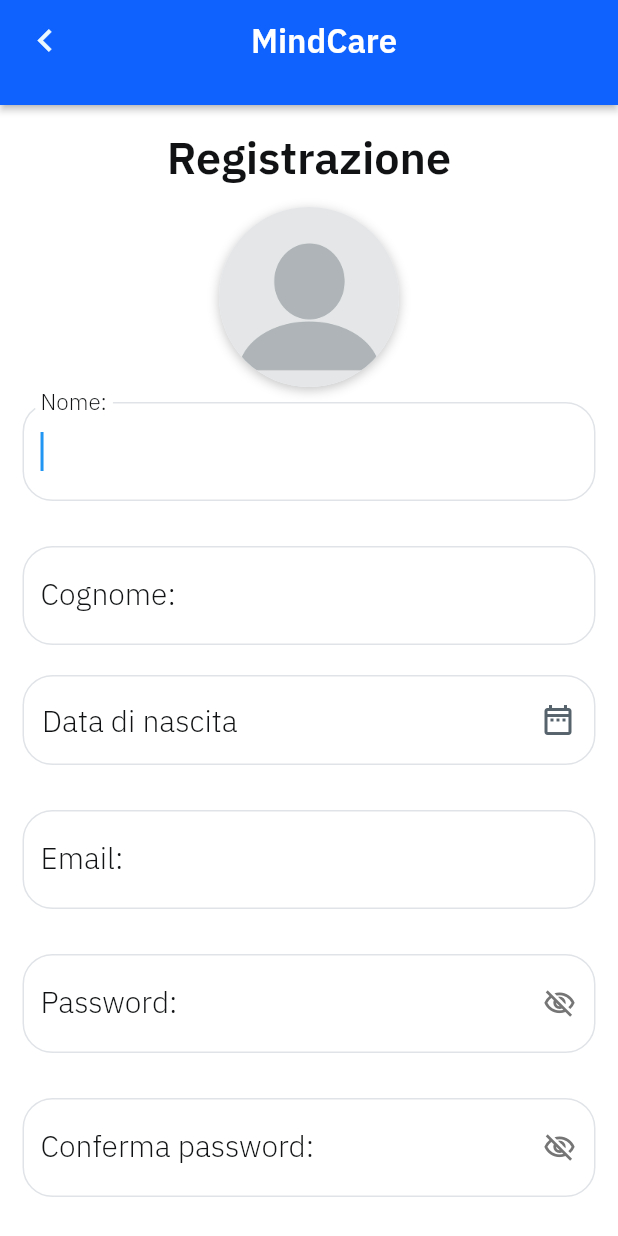
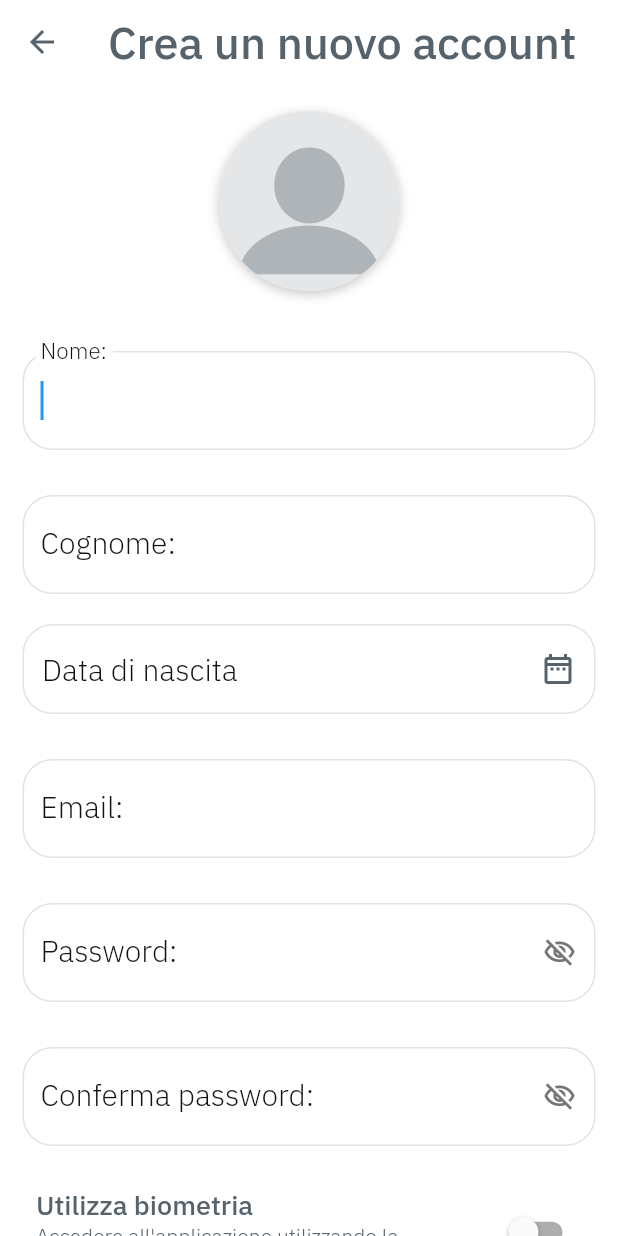
Before and after one commit to EmanueleFittipaldi/MindCare, a Flutter app: the screen it shows after launch, after a tap on "Registrazione", on a phone screen of 412 x 824 dp. Run offline on Flutter 3.47's test engine with Material 2 defaults, Android fonts, the phone set to English and light mode, and no system bars; our stand-ins replace animated_custom_dropdown, auto_size_text, carousel_slider, chewie, cloud_firestore, expandable and 17 more; missing offline and left inert: json_path, text_to_speech, timeline_list; accounts and stored records are empty.

Commit message:
update login

```diff
--- a/lib/autenticazione/login.dart
+++ b/lib/autenticazione/login.dart
@@ -77,7 +77,7 @@ class _LoginWidgetState extends State<LoginWidget> {
   Widget build(BuildContext context) {
     return Scaffold(
       key: scaffoldKey,
-      backgroundColor: FlutterFlowTheme.of(context).backgroundPrimaryColor,
+      backgroundColor: FlutterFlowTheme.of(context).tertiaryColor,
       body: SafeArea(
         child: GestureDetector(
           onTap: () => FocusScope.of(context).unfocus(),
@@ -85,7 +85,7 @@ class _LoginWidgetState extends State<LoginWidget> {
             width: double.infinity,
             height: double.infinity,
             decoration: BoxDecoration(
-              color: FlutterFlowTheme.of(context).backgroundPrimaryColor,
+              color: FlutterFlowTheme.of(context).tertiaryColor,
             ),
             child: SingleChildScrollView(
               child: Column(
@@ -132,8 +132,7 @@ class _LoginWidgetState extends State<LoginWidget> {
                     width: 100,
                     height: 320,
                     decoration: BoxDecoration(
-                      color:
-                          FlutterFlowTheme.of(context).backgroundPrimaryColor,
+                      color: FlutterFlowTheme.of(context).tertiaryColor,
                       image: DecorationImage(
                         fit: BoxFit.contain,
                         image: Image.asset(
@@ -204,8 +203,8 @@ class _LoginWidgetState extends State<LoginWidget> {
                                 borderRadius: BorderRadius.circular(20),
                               ),
                               filled: true,
-                              fillColor: FlutterFlowTheme.of(context)
-                                  .backgroundPrimaryColor,
+                              fillColor:
+                                  FlutterFlowTheme.of(context).tertiaryColor,
                             ),
                             style: FlutterFlowTheme.of(context)
                                 .bodyText1
@@ -317,8 +316,7 @@ class _LoginWidgetState extends State<LoginWidget> {
                               elevation: 0,
                               width: 270,
                               height: 40,
-                              color: FlutterFlowTheme.of(context)
-                                  .backgroundPrimaryColor,
+                              color: FlutterFlowTheme.of(context).tertiaryColor,
                               textStyle: FlutterFlowTheme.of(context)
                                   .subtitle2
                                   .override(
--- a/lib/autenticazione/registrazione.dart
+++ b/lib/autenticazione/registrazione.dart
@@ -1,5 +1,6 @@
 import 'package:cloud_firestore/cloud_firestore.dart';
 import 'package:fluttertoast/fluttertoast.dart';
+import 'package:mindcare/appbar/appbar_caregiver.dart';
 import 'package:mindcare/controller/image_upload.dart';
 import 'package:mindcare/controller/user_controller.dart';
 import 'package:mindcare/model/utente.dart';
@@ -35,6 +36,7 @@ class _RegistrazioneWidgetState extends State<RegistrazioneWidget> {
   final scaffoldKey = GlobalKey<ScaffoldState>();
   String imagePickedPath = '';
   String? errorMessage = 'Qualcosa è andato storto';
+  bool biometria = false;
   final TextEditingController _controllerEmail = new TextEditingController();
   final TextEditingController _controllerPassword = new TextEditingController();
   final TextEditingController _controllerRepeatPassword =
@@ -71,52 +73,9 @@ class _RegistrazioneWidgetState extends State<RegistrazioneWidget> {
     return Scaffold(
       key: scaffoldKey,
       backgroundColor: FlutterFlowTheme.of(context).tertiaryColor,
-      appBar: PreferredSize(
-        preferredSize: const Size.fromHeight(70),
-        child: AppBar(
-          backgroundColor: FlutterFlowTheme.of(context).primaryColor,
-          automaticallyImplyLeading: false,
-          actions: [],
-          flexibleSpace: FlexibleSpaceBar(
-            title: Row(
-              mainAxisSize: MainAxisSize.max,
-              mainAxisAlignment: MainAxisAlignment.spaceBetween,
-              children: [
-                FlutterFlowIconButton(
-                  borderColor: Colors.transparent,
-                  borderRadius: 30,
-                  borderWidth: 1,
-                  buttonSize: 60,
-                  icon: const Icon(
-                    Icons.keyboard_arrow_left,
-                    color: Color(0xFFEBF9FF),
-                    size: 30,
-                  ),
-                  onPressed: () async {
-                    Navigator.of(context).pop();
-                  },
-                ),
-                Expanded(
-                  child: Padding(
-                    padding: const EdgeInsetsDirectional.fromSTEB(0, 0, 40, 0),
-                    child: Text(
-                      'MindCare',
-                      textAlign: TextAlign.center,
-                      style: FlutterFlowTheme.of(context).title2.override(
-                            fontFamily: 'IBM Plex Sans',
-                            color: Colors.white,
-                            fontSize: 22,
-                          ),
-                    ),
-                  ),
-                ),
-              ],
-            ),
-            centerTitle: true,
-            expandedTitleScale: 1.0,
-          ),
-          elevation: 2,
-        ),
+      appBar: const PreferredSize(
+        preferredSize: Size.fromHeight(70),
+        child: AppbarWidget(title: 'Crea un nuovo account'),
       ),
       body: SafeArea(
         child: GestureDetector(
@@ -133,29 +92,6 @@ class _RegistrazioneWidgetState extends State<RegistrazioneWidget> {
                 mainAxisAlignment: MainAxisAlignment.start,
                 crossAxisAlignment: CrossAxisAlignment.stretch,
                 children: [
-                  Align(
-                    alignment: const AlignmentDirectional(0, 0.99),
-                    child: Padding(
-                      padding:
-                          const EdgeInsetsDirectional.fromSTEB(0, 15, 0, 10),
-                      child: Row(
-                        mainAxisSize: MainAxisSize.max,
-                        mainAxisAlignment: MainAxisAlignment.center,
-                        children: [
-                          Text(
-                            'Registrazione',
-                            style: FlutterFlowTheme.of(context).title1.override(
-                                  fontFamily: 'IBM Plex Sans',
-                                  color:
-                                      FlutterFlowTheme.of(context).primaryText,
-                                  fontSize: 30,
-                                  fontWeight: FontWeight.w600,
-                                ),
-                          ),
-                        ],
-                      ),
-                    ),
-                  ),
                   Padding(
                     padding: const EdgeInsetsDirectional.fromSTEB(0, 0, 0, 20),
                     child: Form(
@@ -166,7 +102,7 @@ class _RegistrazioneWidgetState extends State<RegistrazioneWidget> {
                         children: [
                           Padding(
                             padding: const EdgeInsetsDirectional.fromSTEB(
-                                0, 4, 0, 0),
+                                0, 4, 0, 30),
                             child: InkWell(
                               onTap: () async {},
                               child: Container(
@@ -715,6 +651,41 @@ class _RegistrazioneWidgetState extends State<RegistrazioneWidget> {
                             ),
                           ),
                           Padding(
+                            padding:
+                                EdgeInsetsDirectional.fromSTEB(0, 12, 0, 0),
+                            child: SwitchListTile.adaptive(
+                              value: biometria,
+                              onChanged: (newValue) async {
+                                setState(() => biometria = newValue);
+                              },
+                              title: Text(
+                                'Utilizza biometria',
+                                style: FlutterFlowTheme.of(context)
+                                    .bodyText2
+                                    .override(
+                                        fontFamily: 'IBM Plex Sans',
+                                        fontWeight: FontWeight.w500,
+                                        fontSize: 18),
+                              ),
+                              subtitle: Text(
+                                'Accedere all\'applicazione utilizzando la biometria del cellulare.',
+                                style: FlutterFlowTheme.of(context)
+                                    .bodyText2
+                                    .override(
+                                      fontFamily: 'IBM Plex Sans',
+                                      fontWeight: FontWeight.w300,
+                                    ),
+                              ),
+                              activeColor:
+                                  FlutterFlowTheme.of(context).primaryColor,
+                              activeTrackColor: Color(0x8A4B39EF),
+                              dense: false,
+                              controlAffinity: ListTileControlAffinity.trailing,
+                              contentPadding: EdgeInsetsDirectional.fromSTEB(
+                                  24, 12, 24, 12),
+                            ),
+                          ),
+                          Padding(
                             padding: const EdgeInsetsDirectional.fromSTEB(
                                 15, 35, 15, 0),
                             child: Row(
@@ -749,7 +720,7 @@ class _RegistrazioneWidgetState extends State<RegistrazioneWidget> {
                                               .tertiaryColor,
                                           width: 0,
                                         ),
-                                        borderRadius: 8,
+                                        borderRadius: 30,
                                       ),
                                     ),
                                   ),
@@ -816,7 +787,7 @@ class _RegistrazioneWidgetState extends State<RegistrazioneWidget> {
                                               .tertiaryColor,
                                           width: 0,
                                         ),
-                                        borderRadius: 8,
+                                        borderRadius: 30,
                                       ),
                                     ),
                                   ),
```
Also changed, not shown: lib/autenticazione/password_dimenticata.dart (+33 -66 lines).
